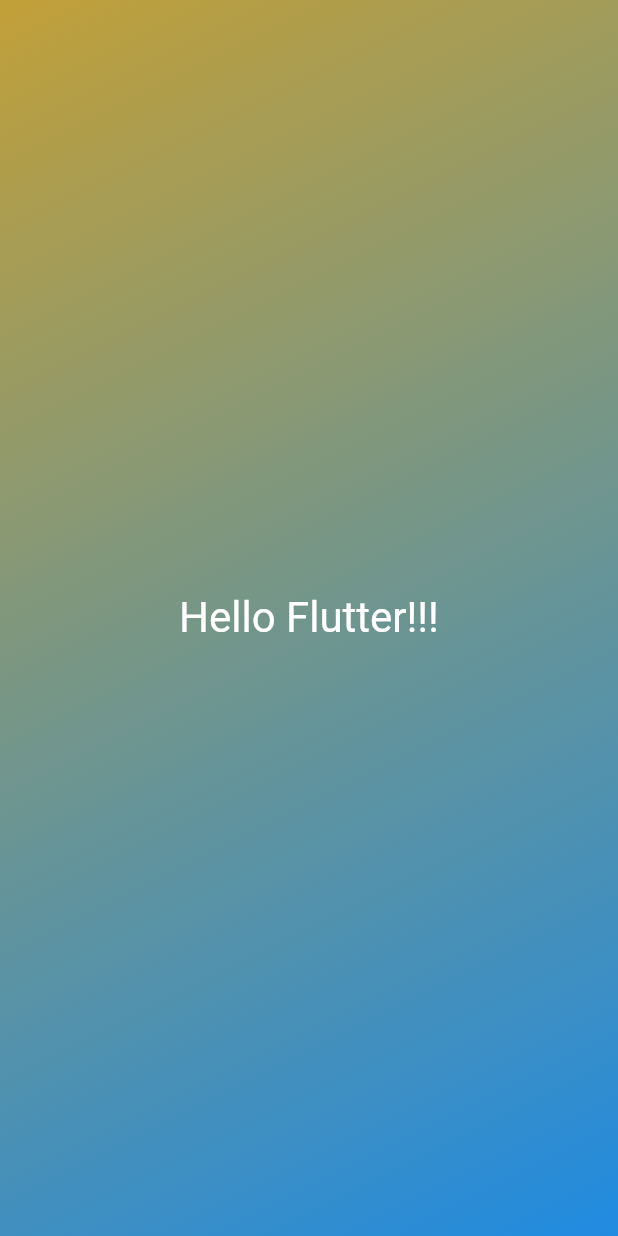
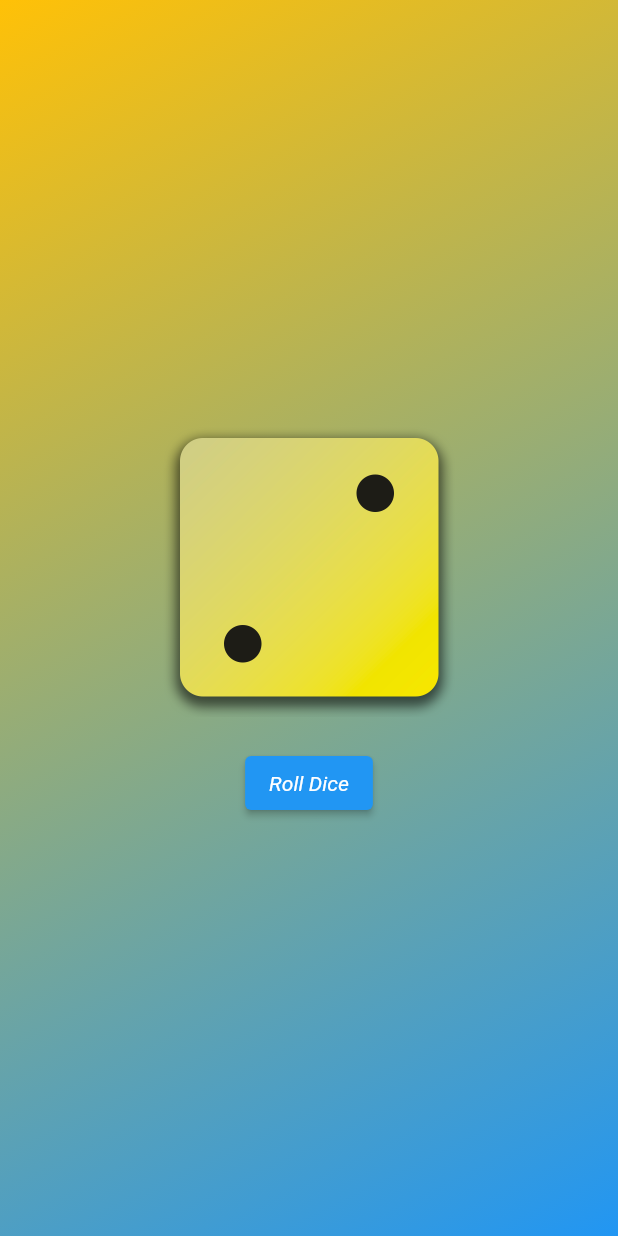
Before and after one commit to venesseus/FlutterFirstApp, a Flutter app: the screen it shows after launch, on a phone screen of 412 x 824 dp. Run offline on Flutter 3.47's test engine with Material 2 defaults, Android fonts, the phone set to English and light mode, and no system bars.

Commit message:
Random Dice Rolls App

```diff
--- /dev/null
+++ b/lib/dice_roller.dart
@@ -0,0 +1,54 @@
+import 'dart:math';
+import 'package:flutter/material.dart';
+
+final randomizer = Random();
+
+class DiceRoller extends StatefulWidget {
+  const DiceRoller({super.key});
+
+  @override
+  State<DiceRoller> createState() {
+    return _DiceRollerState();
+  }
+}
+
+class _DiceRollerState extends State<DiceRoller> {
+  var currentDiceRoll = 2;
+
+  void rollDice() {
+    setState(
+      () {
+        currentDiceRoll = randomizer.nextInt(6) + 1;
+      },
+    );
+  }
+
+  @override
+  Widget build(context) {
+    return Column(
+      mainAxisSize: MainAxisSize.min,
+      children: [
+        Image.asset(
+          "assets/images/dice-$currentDiceRoll.png",
+          width: 200,
+        ),
+        const SizedBox(
+          height: 20,
+        ),
+        ElevatedButton(
+          onPressed: rollDice,
+          style: ElevatedButton.styleFrom(
+            // padding: const EdgeInsets.only(
+            //   top: 20,
+            // ),
+            foregroundColor: Colors.white,
+            textStyle: const TextStyle(
+              fontStyle: FontStyle.italic,
+            ),
+          ),
+          child: const Text("Roll Dice"),
+        ),
+      ],
+    );
+  }
+}
--- a/lib/gradient_container.dart
+++ b/lib/gradient_container.dart
@@ -1,4 +1,4 @@
-import 'package:first_app/styled_text.dart';
+import 'package:first_app/dice_roller.dart';
 import 'package:flutter/material.dart';
 
 const startAlignment = Alignment.topLeft;
@@ -7,10 +7,14 @@ const endAlignment = Alignment.bottomRight;
 class GradientContainer extends StatelessWidget {
   const GradientContainer(this.amberColor, this.blueColor, {super.key});
 
+  const GradientContainer.gradientColot({super.key})
+      : amberColor = Colors.amber,
+        blueColor = Colors.blue;
+
   final Color amberColor;
   final Color blueColor;
 
-@override
+  @override
   Widget build(BuildContext context) {
     return Container(
       decoration: BoxDecoration(
@@ -21,7 +25,7 @@ class GradientContainer extends StatelessWidget {
         ),
       ),
       child: const Center(
-        child: StyledText("Hello Flutter!!!"),
+        child: DiceRoller(),
       ),
     );
   }
--- a/lib/main.dart
+++ b/lib/main.dart
@@ -5,10 +5,7 @@ void main() {
   runApp(
     const MaterialApp(
       home: Scaffold(
-        body: GradientContainer(
-          Color.fromARGB(255, 194, 160, 56),
-          Color.fromARGB(255, 32, 139, 225),
-        ),
+        body: GradientContainer.gradientColot(),
       ),
     ),
   );
```
Also changed, not shown: pubspec.yaml (+7 -3 lines), assets/images/dice-1.png (added), assets/images/dice-2.png (added), assets/images/dice-3.png (added), assets/images/dice-4.png (added), assets/images/dice-5.png (added), assets/images/dice-6.png (added).
